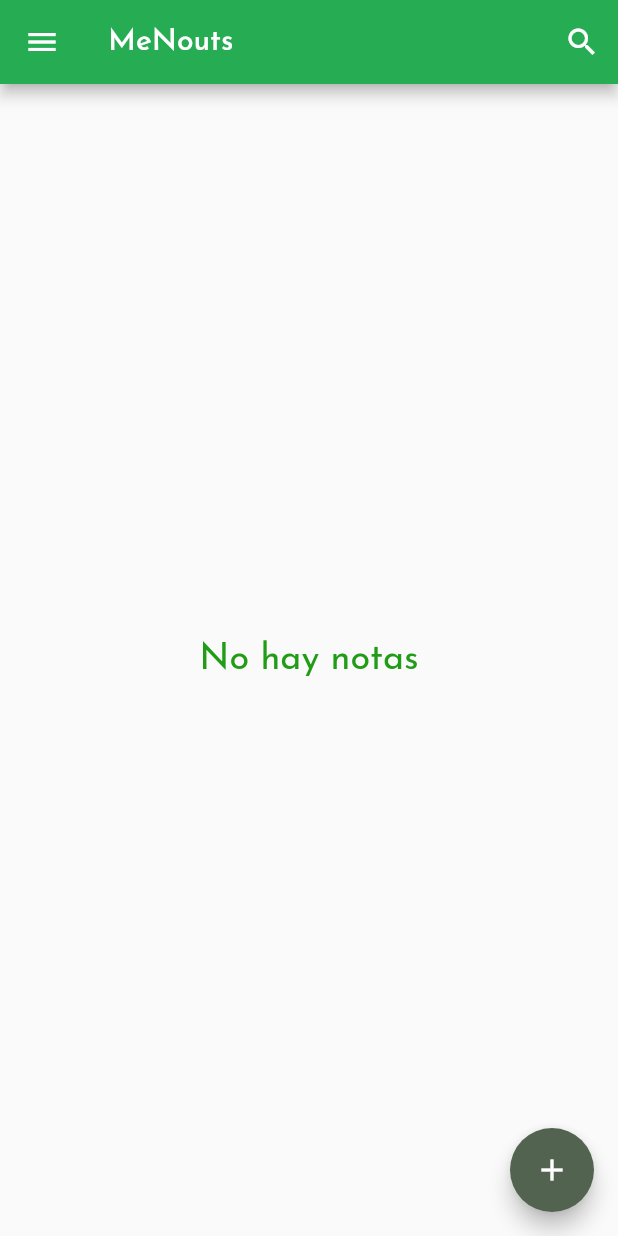
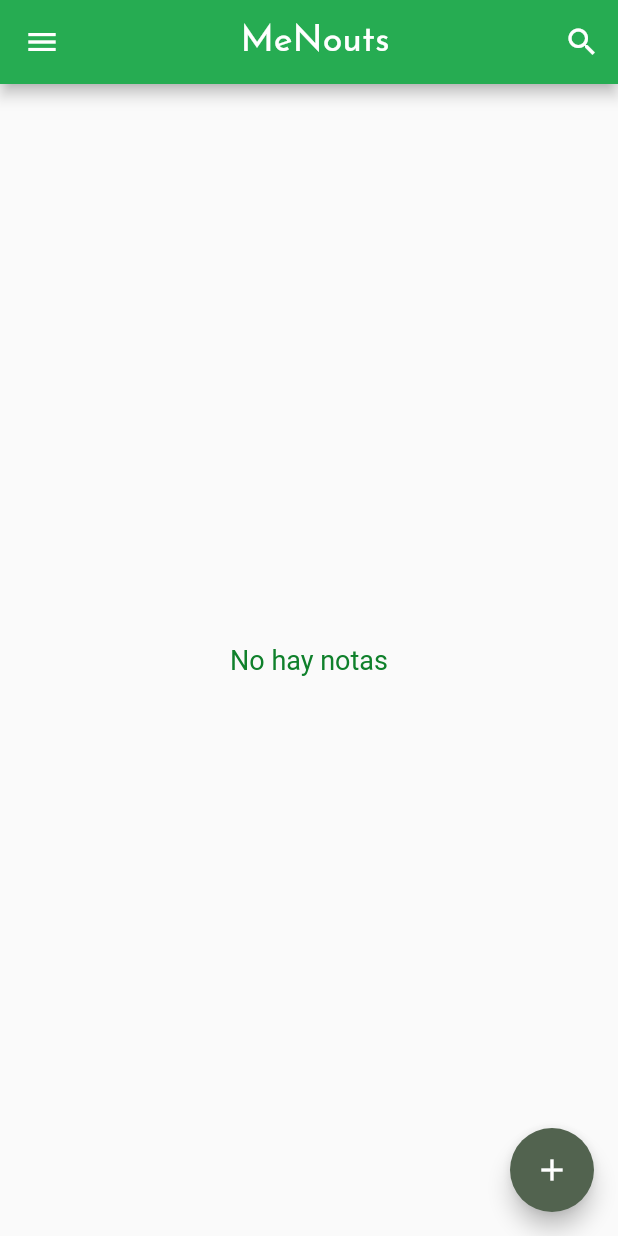
Before and after one commit to setlopez1999/menoute, a Flutter app: the screen it shows after launch, on a phone screen of 412 x 824 dp. Run offline on Flutter 3.47's test engine with Material 3 defaults, Android fonts, the phone set to English and light mode, and no system bars; our stand-ins replace google_fonts, hive, hive_flutter; accounts and stored records are empty.

Commit message:
arreglo de colores 1

```diff
--- a/lib/core/locale/app_locale.dart
+++ b/lib/core/locale/app_locale.dart
@@ -8,16 +8,20 @@ class AppLocale {
       'title':'MeNouts',
       'add_note':'Agregar nota',
       'empty':'No hay notas',
+      'search':'Buscar...',
+
     },
     'en':{
       'title':'MeNouts',
       'add_note':'Add note',
       'empty':'No notes yet',
+      'search':'Search...',
     },
   };
 
   String get title => _texts[languageCode]!['title']!;
   String get addNote => _texts[languageCode]!['add_note']!;
   String get empty => _texts[languageCode]!['empty']!;
+  String get search => _texts[languageCode]!['search']!;
 
 }
--- a/lib/core/theme/app_theme.dart
+++ b/lib/core/theme/app_theme.dart
@@ -3,9 +3,18 @@ import 'package:google_fonts/google_fonts.dart';
 
 class AppTheme {
   static ThemeData lighTheme = ThemeData(
-    textTheme: GoogleFonts.josefinSansTextTheme().apply(
-      bodyColor: const Color.fromARGB(255, 33, 156, 22),//color de letra
-      //displayColor: const Color.fromARGB(255, 11, 15, 253),
+    textTheme: GoogleFonts.josefinSansTextTheme(
+      TextTheme(
+        headlineLarge: TextStyle(color: Colors.white),
+        headlineMedium: TextStyle(color: const Color.fromARGB(255, 0, 0, 0)),
+        headlineSmall: TextStyle(color: Colors.white),
+      )
+    ).apply(
+      //bodyColor: const Color.fromARGB(255, 156, 49, 22),//Sobreescribe todo xd// no usar
+      //color de textinput este
+      //
+      displayColor: const Color.fromARGB(255, 65, 65, 65),// Color del body de las notas
+
     ),
     useMaterial3: false,
     brightness: Brightness.light,
@@ -14,8 +23,11 @@ class AppTheme {
       brightness: Brightness.light,
       onPrimary: const Color.fromARGB(255, 15, 128, 43),//letra blanca
       onSecondary: const Color.fromARGB(255, 255, 255, 255),//cruz blanca
-      onPrimaryContainer: const Color.fromARGB(255, 207, 39, 39),
+      onPrimaryContainer: const Color.fromARGB(255, 150, 250, 146),// overlay
+      inversePrimary: const Color.fromARGB(255, 255, 255, 255),
     ),
+
+
     appBarTheme: const AppBarTheme(
       backgroundColor: Color.fromARGB(255, 38, 172, 82),// color de fondo
       foregroundColor: Color.fromARGB(255, 255, 255, 255), // color de letra
@@ -23,15 +35,26 @@ class AppTheme {
   );
 
   static ThemeData darkTheme = ThemeData(
-    textTheme: GoogleFonts.josefinSansTextTheme().apply(
-      bodyColor: Colors.white,
+    textTheme: GoogleFonts.josefinSansTextTheme(
+      TextTheme(
+        headlineLarge: TextStyle(color: Colors.white),
+        headlineMedium: TextStyle(color: const Color.fromARGB(255, 255, 255, 255)),
+        headlineSmall: TextStyle(color: const Color.fromARGB(255, 255, 255, 255)),
+      )
+    ).apply(
+      //bodyColor: const Color.fromARGB(255, 177, 177, 177),
+      displayColor: const Color.fromARGB(255, 112, 112, 112)
     ),
     useMaterial3: false,
     brightness: Brightness.dark,
     colorScheme: ColorScheme.fromSeed(
       seedColor: Colors.green,
       brightness: Brightness.dark,
-      onPrimary: const Color.fromARGB(255, 170, 170, 170)
+      onPrimary: const Color.fromARGB(255, 170, 170, 170),
+      onSecondary: const Color.fromARGB(255, 0, 0, 0),
+      onPrimaryContainer: const Color.fromARGB(255, 31, 31, 31),
+      inversePrimary: const Color.fromARGB(255, 255, 255, 255),
+
     ),
     appBarTheme: const AppBarTheme(
       backgroundColor: Colors.black,
--- a/lib/screens/note_editor_screen.dart
+++ b/lib/screens/note_editor_screen.dart
@@ -98,7 +98,7 @@ class _NoteEditorScreenState extends State<NoteEditorScreen> {
   Widget build(BuildContext context) {
     return Scaffold(
       appBar: AppBar(
-        title: Text(isEditing ? 'Edit note' : 'New note'),
+        title: Text(isEditing ? 'Edit note' : 'New note', ),
         actions: [
           IconButton(
             icon: const Icon(Icons.check),
--- a/lib/screens/notes_home_screen.dart
+++ b/lib/screens/notes_home_screen.dart
@@ -10,9 +10,21 @@ import 'package:menouts/screens/note_editor_screen.dart';
 
 import 'package:menouts/widgets/drawe_menu.dart';
 
-class NotesHomeScreen extends StatelessWidget {
+class NotesHomeScreen extends StatefulWidget {
   const NotesHomeScreen({super.key});// Este es el constructor
   // El método build es donde se construye la interfaz de usuario
+
+  @override
+  State<NotesHomeScreen> createState() => _NotesHomeScreenState();
+}
+
+class _NotesHomeScreenState extends State<NotesHomeScreen> {
+  bool _isSearching = false;
+  final TextEditingController _searchController = TextEditingController();
+
+  String get query => _searchController.text.toLowerCase();
+
+
   @override
   Widget build(BuildContext context) {
     // Accedemos a los proveedores necesarios
@@ -20,23 +32,57 @@ class NotesHomeScreen extends StatelessWidget {
     final locale = context.watch<LocaleProvider>().locale;
     final texts = AppLocale(locale.languageCode);
     final notesProvider = context.watch<NotesProvider>();
+    final filteredNotes = query.isEmpty
+    ? notesProvider.notes
+    : notesProvider.notes.where((note) {
+        return note.title.toLowerCase().contains(query) ||
+               note.body.toLowerCase().contains(query);
+      }).toList();
+
 
     return Scaffold(
       appBar: AppBar(
         backgroundColor: Theme.of(context).appBarTheme.backgroundColor,
-        title: Text(texts.title),
+        title: _isSearching ?
+          TextField(
+            controller: _searchController,
+            autofocus: true,
+            style: TextStyle(color: Theme.of(context).colorScheme.inversePrimary),
+            decoration: InputDecoration(
+              hintText: texts.search,
+              hintStyle: TextStyle(color: Theme.of(context).colorScheme.inversePrimary),
+
+              border: InputBorder.none,
+            ),
+            onChanged: (_) => setState(() {}),
+          )
+          :
+          Center(
+            child:
+              Text(
+                texts.title,
+                style: Theme.of(context).textTheme.headlineSmall,
+                //selectionColor: Colors.black,
+              ),
+          ),
         actions: [
           IconButton(
-            icon: const Icon(Icons.search),
+            icon: Icon(_isSearching ? Icons.close : Icons.search),
             onPressed: () {
               //context.read<LocaleProvider>().toggleLocale();
+              setState(() {
+                if (_isSearching) {
+                  _searchController.clear();
+                }
+                _isSearching = !_isSearching;
+              });
             },
           ),
         ],
       ),
-      body: notesProvider.isEmpty
+      body: filteredNotes.isEmpty
         ? EmptyState(text: texts.empty)
-        : NotesList(notes : notesProvider.notes),
+        : NotesList(notes: filteredNotes, /*query: query*/),
       floatingActionButton: FloatingActionButton(
         onPressed: () {
           Navigator.push(
--- a/lib/screens/profile_screen.dart
+++ b/lib/screens/profile_screen.dart
@@ -10,7 +10,7 @@ class ProfileScreen extends StatelessWidget {
     return Scaffold(
       drawer: const DrawerMenu(),
       appBar: AppBar(
-        title: const Text('Perfil'),
+        title: Text('Perfil', style: Theme.of(context).textTheme.headlineSmall,),
       ),
       body: const Center(
         child: Text('Contenido de la pantalla de perfil'),
--- a/lib/screens/settings_screen.dart
+++ b/lib/screens/settings_screen.dart
@@ -17,7 +17,7 @@ class SettingsScreen extends StatelessWidget {
     return Scaffold(
       drawer: const DrawerMenu(),
       appBar: AppBar(
-        title: const Text('Ajustes'),
+        title: Text('Ajustes', style: Theme.of(context).textTheme.headlineSmall,),
       ),
       body: ListView(
         children: [
--- a/lib/widgets/empty_state.dart
+++ b/lib/widgets/empty_state.dart
@@ -9,7 +9,9 @@ class EmptyState extends StatelessWidget{
       child: Text(
         text,
         textAlign: TextAlign.center,
-        style: Theme.of(context).textTheme.headlineSmall,
+        style: TextStyle(
+          color: Theme.of(context).colorScheme.onPrimary,
+          fontSize: 18),
       ),
     );
   }
--- a/lib/widgets/notes_list.dart
+++ b/lib/widgets/notes_list.dart
@@ -17,7 +17,7 @@ class NotesList extends StatelessWidget{
           //padding solo vertical
           contentPadding: EdgeInsets.all(15.0),
           //ahora margen
-          hoverColor: Theme.of(context).colorScheme.onPrimary  ,
+          hoverColor: Theme.of(context).colorScheme.onPrimaryContainer  ,
           title: Text(
             note.title,
             style: Theme.of(context).textTheme.titleMedium,
```
